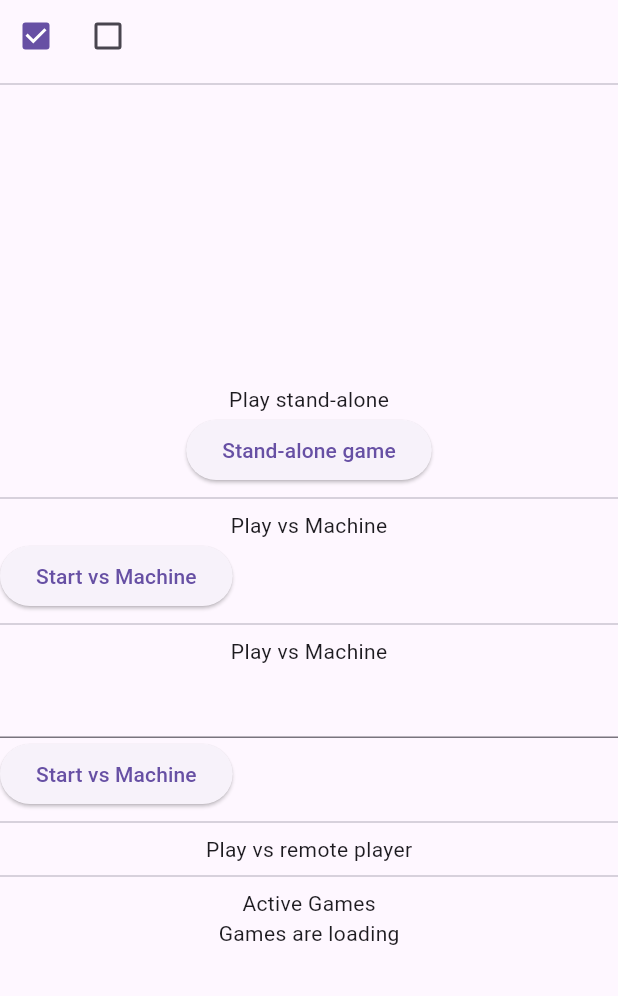
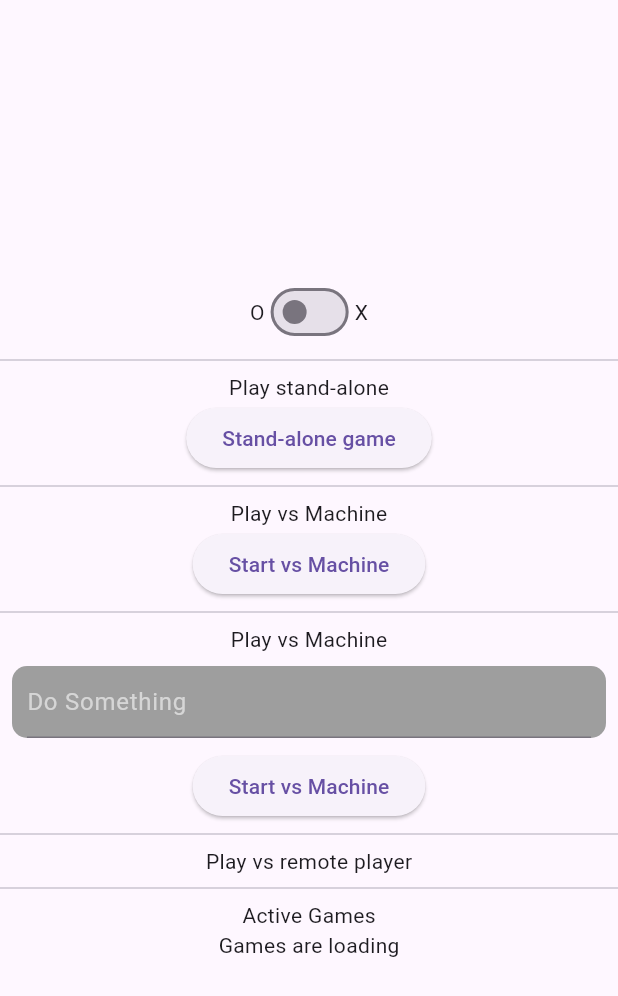
Before and after one commit to kranfix/tictactoe, a Flutter app: the screen it shows after launch, on a phone screen of 412 x 824 dp. Shown: the top 996 px of the screen. Run offline on Flutter 3.47's test engine with Material 3 defaults, Android fonts, the phone set to English and light mode, and no system bars; our stand-ins replace cloud_firestore, firebase_core, flutter_svg; accounts and stored records are empty.

Commit message:
feat: simple design

```diff
--- a/tic_tac_toe_flutter/lib/core/feature/game/presenter/view/search_game.dart
+++ b/tic_tac_toe_flutter/lib/core/feature/game/presenter/view/search_game.dart
@@ -22,34 +22,28 @@ class _StartGameState extends State<StartGame> {
     return Scaffold(
       body: Center(
         child: Column(
-          mainAxisAlignment: MainAxisAlignment.start,
+          mainAxisAlignment: MainAxisAlignment.center,
           crossAxisAlignment: CrossAxisAlignment.center,
           children: [
+            const Spacer(),
             Row(
+              mainAxisAlignment: MainAxisAlignment.center,
               children: [
-                Checkbox(
-                  value: myToken == Token.circle,
-                  onChanged: (value) {
-                    if (value == true) {
-                      setState(() {
-                        myToken = Token.circle;
-                      });
-                    }
+                const Text('O'),
+                Switch(
+                  value: myToken == Token.cross,
+                  onChanged: (val) {
+                    setState(
+                      () {
+                        myToken = myToken.other;
+                      },
+                    );
                   },
                 ),
-                Checkbox(
-                    value: myToken == Token.cross,
-                    onChanged: (value) {
-                      if (value == true) {
-                        setState(() {
-                          myToken = Token.cross;
-                        });
-                      }
-                    }),
+                const Text('X')
               ],
             ),
             const Divider(),
-            const Spacer(),
             const Text('Play stand-alone'),
             ElevatedButton(
               onPressed: () {
@@ -60,6 +54,7 @@ class _StartGameState extends State<StartGame> {
             const Divider(),
             const Text('Play vs Machine'),
             Row(
+              mainAxisAlignment: MainAxisAlignment.center,
               children: [
                 ElevatedButton(
                   onPressed: () {
@@ -72,8 +67,25 @@ class _StartGameState extends State<StartGame> {
             ),
             const Divider(),
             const Text('Play vs Machine'),
-            TextField(),
+            Padding(
+              padding: const EdgeInsets.all(8.0),
+              child: Container(
+                decoration: BoxDecoration(
+                  color: Colors.grey,
+                  borderRadius: BorderRadius.circular(10),
+                ),
+                padding: const EdgeInsets.symmetric(horizontal: 10),
+                child: TextField(
+                  decoration: InputDecoration(
+                      hintText: 'Do Something',
+                      hintStyle: TextStyle(
+                        color: Colors.grey[350],
+                      )),
+                ),
+              ),
+            ),
             Row(
+              mainAxisAlignment: MainAxisAlignment.center,
               children: [
                 ElevatedButton(
                   onPressed: () async {
```
